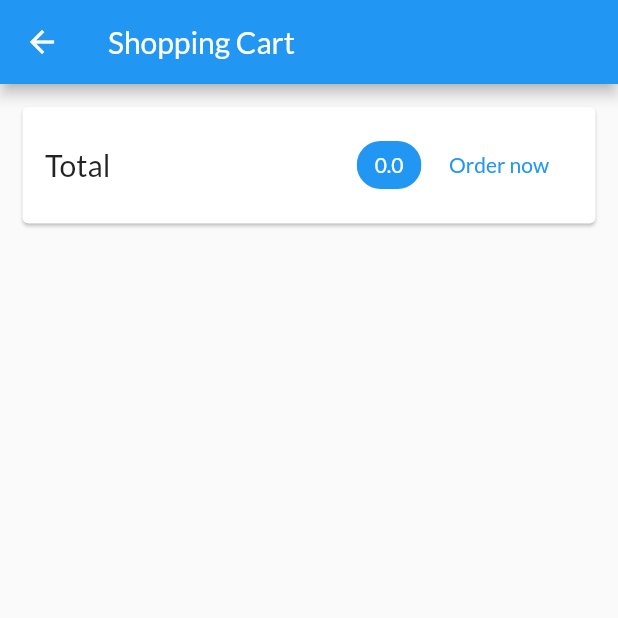
After one commit to michaelpropp18/ShopApp, a Flutter app: the CartScreen screen opened by its route, on a phone screen of 412 x 824 dp, the top half of it. The commit adds this screen. Run offline on Flutter 3.47's test engine with Material 2 defaults, Android fonts, the phone set to English and light mode, and no system bars; network calls fail.

Commit message:
Cart Screen

```diff
--- a/lib/main.dart
+++ b/lib/main.dart
@@ -5,6 +5,7 @@ import './screens/products_overview_screen.dart';
 import './screens/product_detail_screen.dart';
 import './models/products.dart';
 import './models/cart.dart';
+import './screens/cart_screen.dart';
 
 void main() {
   runApp(MyApp());
@@ -34,7 +35,10 @@ class MyApp extends StatelessWidget {
           accentColor: Colors.yellow,
         ),
         home: ProductsOverviewScreen(),
-        routes: {ProductDetailScreen.routeName: (ctx) => ProductDetailScreen()},
+        routes: {
+          ProductDetailScreen.routeName: (ctx) => ProductDetailScreen(),
+          CartScreen.routeName: (ctx) => CartScreen(),
+        },
       ),
     );
   }
--- a/lib/models/cart.dart
+++ b/lib/models/cart.dart
@@ -9,6 +9,14 @@ class Cart with ChangeNotifier {
 
   int get itemCount {
     return _items == null ? 0 : _items.length;
+  }
+
+  double get totalAmount {
+    var total = 0.0;
+    _items.forEach((key, value) {
+      total += value.price;
+    });
+    return total;
   }
 
   void addItem(String id, double price, String title) {
--- /dev/null
+++ b/lib/screens/cart_screen.dart
@@ -0,0 +1,53 @@
+import 'package:flutter/material.dart';
+import 'package:provider/provider.dart';
+
+import '../models/cart.dart';
+
+class CartScreen extends StatelessWidget {
+  static const routeName = '/cart';
+
+  @override
+  Widget build(BuildContext context) {
+    final cart = Provider.of<Cart>(context);
+    return Scaffold(
+        appBar: AppBar(
+          title: Text('Shopping Cart'),
+        ),
+        body: Column(
+          children: <Widget>[
+            Card(
+              margin: EdgeInsets.all(15),
+              child: Padding(
+                padding: EdgeInsets.all(15),
+                child: Row(
+                  mainAxisAlignment: MainAxisAlignment.spaceBetween,
+                  children: <Widget>[
+                    Text(
+                      'Total',
+                      style: TextStyle(
+                        fontSize: 20,
+                      ),
+                    ),
+                    Spacer(),
+                    Chip(
+                      label: Text('${cart.totalAmount}',
+                          style: TextStyle(
+                              color: Theme.of(context)
+                                  .primaryTextTheme
+                                  .headline6
+                                  .color)),
+                      backgroundColor: Theme.of(context).primaryColor,
+                    ),
+                    FlatButton(
+                      child: Text('Order now'),
+                      onPressed: () {},
+                      textColor: Theme.of(context).primaryColor,
+                    ),
+                  ],
+                ),
+              ),
+            )
+          ],
+        ));
+  }
+}
--- a/lib/screens/products_overview_screen.dart
+++ b/lib/screens/products_overview_screen.dart
@@ -5,6 +5,7 @@ import '../models/products.dart';
 import '../models/cart.dart';
 import '../widgets/products_grid.dart';
 import '../widgets/badge.dart';
+import 'cart_screen.dart';
 
 enum FilterOptions {
   Favorites,
@@ -53,7 +54,9 @@ class _ProductsOverviewScreenState extends State<ProductsOverviewScreen> {
             ),
             child: IconButton(
               icon: Icon(Icons.shopping_cart),
-              onPressed: () {},
+              onPressed: () {
+                Navigator.of(context).pushNamed(CartScreen.routeName);
+              },
             ),
           ),
         ],
```
